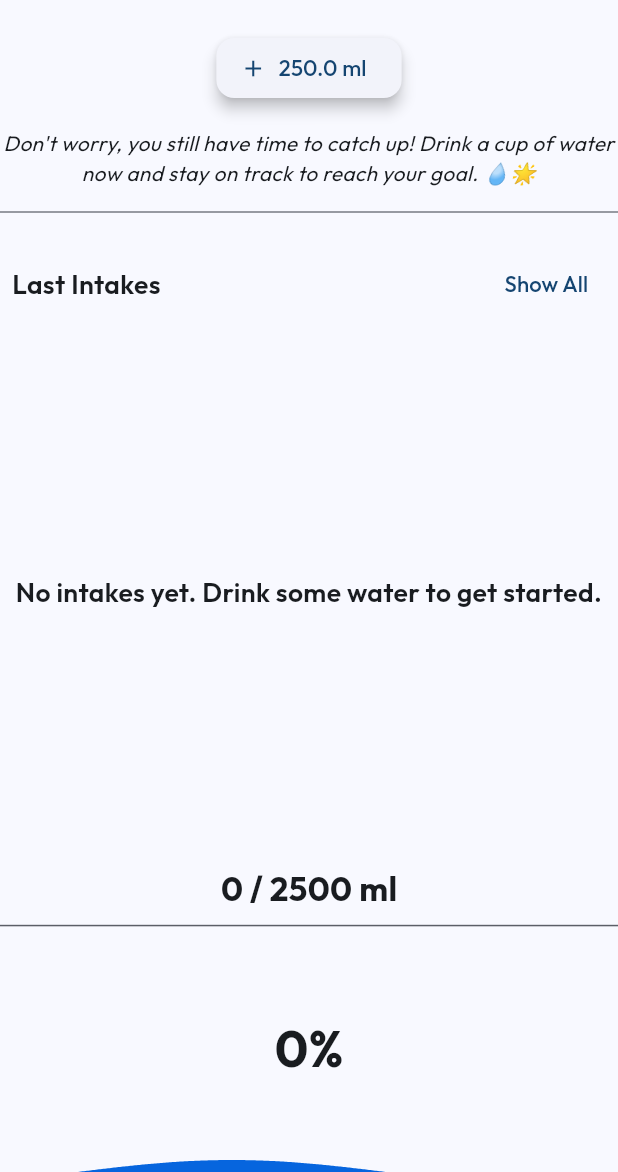
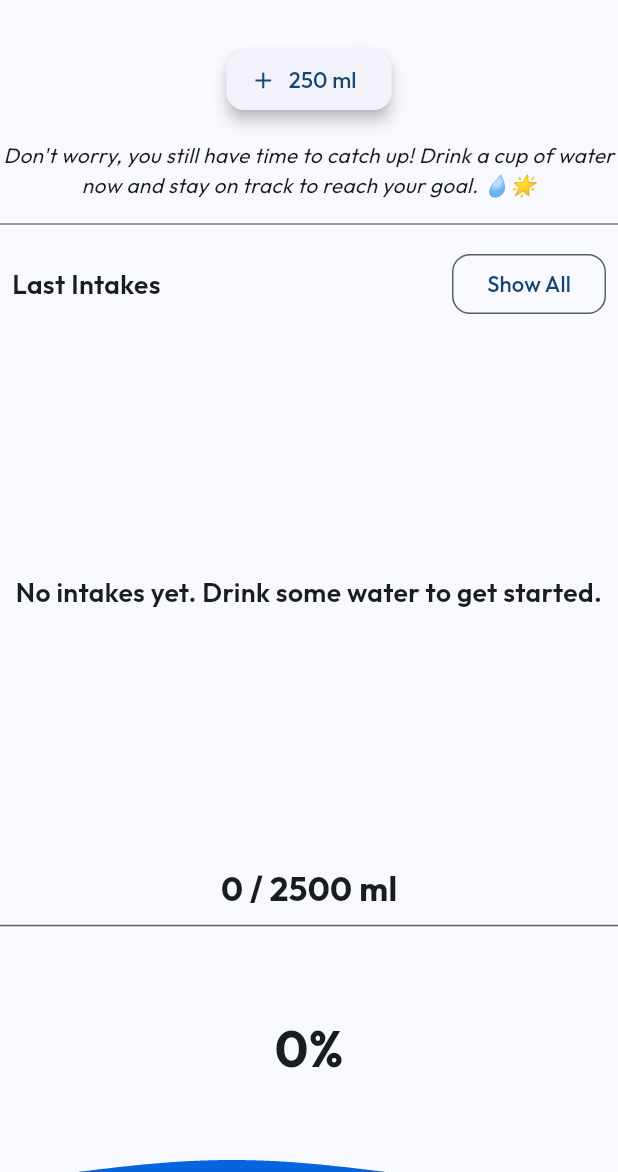
Before and after one commit to zp1ke/aquapact, a Flutter app: the screen it shows after launch, after a tap on "Save", after a tap on "let's Start!", on a phone screen of 412 x 824 dp, the part 64-1236 px from its top. Run offline on Flutter 3.47's test engine with Material 3 defaults, Android fonts, the phone set to English and light mode, and no system bars; our stand-ins replace equatable, flutter_local_notifications, flutter_timezone, get_it, google_fonts, logger and 3 more; missing offline and left inert: time_range_picker; generated files the repository leaves out were written again.

Commit message:
widgets & icons

```diff
--- a/lib/l10n/app_en.arb
+++ b/lib/l10n/app_en.arb
@@ -60,13 +60,10 @@
       }
     }
   },
-  "totalIntake": "Total Intake: {amount} {unit}",
+  "totalIntake": "Total Intake: {amount}",
   "@totalIntake": {
     "placeholders": {
       "amount": {
-        "type": "String"
-      },
-      "unit": {
         "type": "String"
       }
     }
--- a/lib/l10n/app_l10n.dart
+++ b/lib/l10n/app_l10n.dart
@@ -288,8 +288,8 @@ abstract class AppL10n {
   /// No description provided for @totalIntake.
   ///
   /// In en, this message translates to:
-  /// **'Total Intake: {amount} {unit}'**
-  String totalIntake(String amount, String unit);
+  /// **'Total Intake: {amount}'**
+  String totalIntake(String amount);
 
   /// No description provided for @wakeUpSleepTimes.
   ///
--- a/lib/l10n/app_l10n_en.dart
+++ b/lib/l10n/app_l10n_en.dart
@@ -121,8 +121,8 @@ class AppL10nEn extends AppL10n {
   }
 
   @override
-  String totalIntake(String amount, String unit) {
-    return 'Total Intake: $amount $unit';
+  String totalIntake(String amount) {
+    return 'Total Intake: $amount';
   }
 
   @override
--- a/lib/model/measure_unit.dart
+++ b/lib/model/measure_unit.dart
@@ -2,14 +2,24 @@ import 'package:json_annotation/json_annotation.dart';
 
 @JsonEnum(valueField: 'symbol')
 enum VolumeMeasureUnit {
-  ml(factor: 0.001, symbol: 'ml'),
-  l(factor: 1, symbol: 'l');
+  ml(factor: 1.0, symbol: 'ml', decimals: 0),
+  l(factor: .001, symbol: 'l', decimals: 2);
 
   final double factor;
   final String symbol;
+  final int decimals;
 
   const VolumeMeasureUnit({
     required this.factor,
     required this.symbol,
+    required this.decimals,
   });
+
+  String formatValue(double value, {bool withSymbol = true}) {
+    final valueStr = (value * factor).toStringAsFixed(decimals);
+    if (withSymbol) {
+      return '$valueStr $symbol';
+    }
+    return valueStr;
+  }
 }
--- a/lib/page/home.dart
+++ b/lib/page/home.dart
@@ -9,6 +9,7 @@ import '../service/intakes.dart';
 import '../service/mixin/target_settings_saver.dart';
 import '../service/notification.dart';
 import '../service/settings.dart';
+import '../ui/icon.dart';
 import '../ui/size.dart';
 import '../ui/widget/add_intake_button.dart';
 import '../ui/widget/intakes_list.dart';
@@ -103,10 +104,10 @@ class _HomePageState extends State<HomePage> with TargetSettingsSaver {
         child: Column(
           spacing: AppSize.spacingSmall,
           children: [
+            nextNotifications(),
             addIntakeButton(),
             tipText(),
             Divider(),
-            nextNotifications(),
             intakesToolbar(),
             lastIntakes(),
             dailyStatusText(),
@@ -119,7 +120,7 @@ class _HomePageState extends State<HomePage> with TargetSettingsSaver {
 
   Widget settingsButton() {
     return IconButton(
-      icon: const Icon(Icons.settings),
+      icon: AppIcon.settings,
       onPressed: !processing
           ? () async {
               await context.navigateTo(AppPage.targetSettings);
@@ -132,13 +133,7 @@ class _HomePageState extends State<HomePage> with TargetSettingsSaver {
   Widget reloadButton() {
     final isNotLoading = !loadingSettings && !loadingNotifications;
     return IconButton(
-      icon: isNotLoading
-          ? const Icon(Icons.refresh)
-          : const SizedBox(
-              width: AppSize.spacingXS,
-              height: AppSize.spacingXS,
-              child: CircularProgressIndicator.adaptive(),
-            ),
+      icon: isNotLoading ? AppIcon.refresh : AppIcon.loading,
       onPressed: (!processing && isNotLoading) ? loadData : null,
     );
   }
@@ -147,7 +142,7 @@ class _HomePageState extends State<HomePage> with TargetSettingsSaver {
     final isNotLoading =
         !processing && !loadingSettings && !loadingNotifications;
     return IconButton(
-      icon: const Icon(Icons.area_chart),
+      icon: AppIcon.stats,
       onPressed: isNotLoading ? () {} : null,
     );
   }
@@ -183,9 +178,9 @@ class _HomePageState extends State<HomePage> with TargetSettingsSaver {
   Widget nextNotifications() {
     if (notifications.isNotEmpty) {
       return Padding(
-        padding: EdgeInsets.only(right: AppSize.spacingSmall),
+        padding: EdgeInsets.symmetric(horizontal: AppSize.spacingSmall),
         child: Align(
-          alignment: Alignment.centerRight,
+          alignment: Alignment.topLeft,
           child: Text(
             AppL10n.of(context)
                 .nextNotificationAt(notifications.first.time.format(context)),
@@ -210,7 +205,7 @@ class _HomePageState extends State<HomePage> with TargetSettingsSaver {
               fontWeight: FontWeight.w600,
             ),
           ),
-          TextButton(
+          OutlinedButton(
             child: Text(AppL10n.of(context).showAll),
             onPressed: () async {
               await context.navigateTo(AppPage.intakes);
@@ -236,8 +231,11 @@ class _HomePageState extends State<HomePage> with TargetSettingsSaver {
   }
 
   Widget dailyStatusText() {
+    final intake = targetSettings.volumeMeasureUnit.formatValue(intakeValue, withSymbol: false);
+    final target = targetSettings.volumeMeasureUnit
+        .formatValue(targetSettings.dailyTarget);
     return Text(
-      '${intakeValue.toStringAsFixed(0)} / ${targetSettings.dailyTarget.toStringAsFixed(0)} ${targetSettings.volumeMeasureUnit.symbol}',
+      '$intake / $target',
       textScaler: TextScaler.linear(1.5),
       style: TextStyle(
         fontWeight: FontWeight.bold,
--- a/lib/page/intakes.dart
+++ b/lib/page/intakes.dart
@@ -6,6 +6,7 @@ import '../model/target_settings.dart';
 import '../service/intakes.dart';
 import '../service/mixin/target_settings_saver.dart';
 import '../service/settings.dart';
+import '../ui/icon.dart';
 import '../ui/size.dart';
 import '../ui/widget/add_intake_button.dart';
 import '../ui/widget/intakes_list.dart';
@@ -83,7 +84,7 @@ class _IntakesPageState extends State<IntakesPage> with TargetSettingsSaver {
 
   Widget reloadButton() {
     return IconButton(
-      icon: const Icon(Icons.refresh),
+      icon: AppIcon.refresh,
       onPressed: loadData,
     );
   }
@@ -92,8 +93,7 @@ class _IntakesPageState extends State<IntakesPage> with TargetSettingsSaver {
     return ListTile(
       title: Text(
         AppL10n.of(context).totalIntake(
-          intakeValue.toStringAsFixed(0),
-          targetSettings.volumeMeasureUnit.symbol,
+          targetSettings.volumeMeasureUnit.formatValue(intakeValue),
         ),
       ),
       subtitle: Text(
--- a/lib/page/start.dart
+++ b/lib/page/start.dart
@@ -7,6 +7,7 @@ import '../service/mixin/target_settings_saver.dart';
 import '../service/notification.dart';
 import '../service/settings.dart';
 import '../ui/form/target_settings.dart';
+import '../ui/icon.dart';
 import '../ui/size.dart';
 import '../ui/widget/ready_start.dart';
 import '../ui/widget/request_permission.dart';
@@ -59,7 +60,7 @@ class _StartPageState extends State<StartPage> with TargetSettingsSaver {
 
   Widget content(BuildContext context) {
     if (hasPermission == null) {
-      return CircularProgressIndicator.adaptive();
+      return AppIcon.loading;
     }
     if (hasPermission == false) {
       return Padding(
--- a/lib/page/target_settings.dart
+++ b/lib/page/target_settings.dart
@@ -7,6 +7,7 @@ import '../model/target_settings.dart';
 import '../service/mixin/target_settings_saver.dart';
 import '../service/settings.dart';
 import '../ui/form/target_settings.dart';
+import '../ui/icon.dart';
 
 class TargetSettingsPage extends StatefulWidget {
   const TargetSettingsPage({super.key});
@@ -46,9 +47,7 @@ class _TargetSettingsPageState extends State<TargetSettingsPage>
                 context.navigateBack();
               },
             )
-          : Center(
-              child: CircularProgressIndicator.adaptive(),
-            ),
+          : Center(child: AppIcon.loading),
     );
   }
 
--- a/lib/ui/form/target_settings.dart
+++ b/lib/ui/form/target_settings.dart
@@ -5,6 +5,7 @@ import '../../l10n/app_l10n.dart';
 import '../../model/target_settings.dart';
 import '../../util/number.dart';
 import '../color.dart';
+import '../icon.dart';
 import '../size.dart';
 import '../widget/slider.dart';
 
@@ -65,12 +66,13 @@ class _TargetSettingsFormState extends State<TargetSettingsForm> {
   }
 
   Widget dailyTargetCard() {
+    final measureUnit = targetSettings.volumeMeasureUnit;
     final theme = Theme.of(context);
     return Column(
       spacing: AppSize.spacingLarge,
       children: [
         Text(
-          '${AppL10n.of(context).dailyWaterIntake} (${targetSettings.volumeMeasureUnit.symbol})',
+          '${AppL10n.of(context).dailyWaterIntake} (${measureUnit.symbol})',
           style: TextTheme.of(context).bodyLarge?.copyWith(
                 fontWeight: FontWeight.bold,
               ),
@@ -84,6 +86,8 @@ class _TargetSettingsFormState extends State<TargetSettingsForm> {
           fromColor: Colors.blue,
           toColor: theme.colorScheme.water,
           textColor: Colors.white,
+          valueFormatter: (value) =>
+              measureUnit.formatValue(value, withSymbol: false),
           onChanged: (value) {
             setState(() {
               targetSettings = targetSettings.copyWith(
@@ -170,6 +174,7 @@ class _TargetSettingsFormState extends State<TargetSettingsForm> {
           max: 4.0,
           enabled: !widget.saving,
           interval: 1.0,
+          valueFormatter: (value) => value.toInt().toString(),
           onChanged: (value) {
             setState(() {
               targetSettings = targetSettings.copyWith(
@@ -200,27 +205,16 @@ class _TargetSettingsFormState extends State<TargetSettingsForm> {
   }
 
   Widget saveButton() {
-    return OutlinedButton(
+    return OutlinedButton.icon(
       onPressed: !widget.saving
           ? () {
               widget.onSave(targetSettings);
             }
           : null,
-      child: Row(
-        mainAxisSize: MainAxisSize.min,
-        spacing: AppSize.spacingMedium,
-        children: [
-          if (widget.saving)
-            SizedBox(
-              width: AppSize.spacingXM,
-              height: AppSize.spacingXM,
-              child: CircularProgressIndicator.adaptive(),
-            ),
-          Text(widget.saving
-              ? AppL10n.of(context).saving
-              : AppL10n.of(context).save),
-        ],
-      ),
+      icon: widget.saving ? AppIcon.loading : null,
+      label: Text(widget.saving
+          ? AppL10n.of(context).saving
+          : AppL10n.of(context).save),
     );
   }
 }
--- /dev/null
+++ b/lib/ui/icon.dart
@@ -0,0 +1,27 @@
+import 'package:flutter/material.dart';
+
+import 'color.dart';
+import 'size.dart';
+
+abstract class AppIcon {
+  static const add = Icon(Icons.add);
+
+  static const loading = SizedBox(
+    width: AppSize.spacingXM,
+    height: AppSize.spacingXM,
+    child: CircularProgressIndicator.adaptive(),
+  );
+
+  static const refresh = Icon(Icons.refresh);
+
+  static const settings = Icon(Icons.settings);
+
+  static const stats = Icon(Icons.area_chart);
+
+  static Icon waterGlass(BuildContext context) {
+    return Icon(
+      Icons.local_drink,
+      color: Theme.of(context).colorScheme.water,
+    );
+  }
+}
--- a/lib/ui/widget/add_intake_button.dart
+++ b/lib/ui/widget/add_intake_button.dart
@@ -3,6 +3,7 @@ import 'package:flutter/material.dart';
 import '../../app/di.dart';
 import '../../model/target_settings.dart';
 import '../../service/intakes.dart';
+import '../icon.dart';
 import '../size.dart';
 import 'popup_button.dart';
 
@@ -28,16 +29,16 @@ class AddIntakeButton extends StatelessWidget {
         enabled: enabled,
         value: targetSettings.defaultIntakeValue,
         values: targetSettings.intakeValues,
-        icon: const Icon(Icons.add),
+        icon: AppIcon.add,
         onSelected: addIntake,
         itemBuilder: intakeWidget,
       ),
     );
   }
 
-  Widget intakeWidget(double value, bool isButton) {
+  Widget intakeWidget(BuildContext context, double value, bool isButton) {
     final text = Text(
-      '$value ${targetSettings.volumeMeasureUnit.symbol}',
+      targetSettings.volumeMeasureUnit.formatValue(value),
       style: TextStyle(
         fontWeight: FontWeight.w500,
       ),
@@ -49,7 +50,7 @@ class AddIntakeButton extends StatelessWidget {
       mainAxisSize: MainAxisSize.min,
       spacing: AppSize.spacingSmall,
       children: [
-        Icon(Icons.local_drink),
+        AppIcon.waterGlass(context),
         text,
       ],
     );
--- a/lib/ui/widget/intakes_list.dart
+++ b/lib/ui/widget/intakes_list.dart
@@ -5,6 +5,7 @@ import '../../l10n/app_l10n.dart';
 import '../../model/intake.dart';
 import '../../service/intakes.dart';
 import '../../util/date_time.dart';
+import '../icon.dart';
 
 class IntakesController {
   final _listeners = <_IntakesListener>[];
@@ -67,7 +68,7 @@ class _IntakesListWidgetState extends State<IntakesListWidget>
   @override
   Widget build(BuildContext context) {
     if (loading && intakes.isEmpty) {
-      return const Center(child: CircularProgressIndicator.adaptive());
+      return Center(child: AppIcon.loading);
     }
     if (intakes.isEmpty) {
       return Center(
@@ -88,9 +89,8 @@ class _IntakesListWidgetState extends State<IntakesListWidget>
         final intake = intakes[index];
         return ListTile(
           dense: widget.dense,
-          leading: Icon(Icons.local_drink),
-          title: Text(
-              '${intake.amount.toStringAsFixed(0)} ${intake.measureUnit.symbol}'),
+          leading: AppIcon.waterGlass(context),
+          title: Text(intake.measureUnit.formatValue(intake.amount)),
           subtitle: Text(intake.dateTime.format(context)),
         );
       },
--- a/lib/ui/widget/popup_button.dart
+++ b/lib/ui/widget/popup_button.dart
@@ -7,7 +7,7 @@ class PopupButton<T> extends StatefulWidget {
   final Widget? icon;
   final T value;
   final List<T> values;
-  final Widget Function(T, bool) itemBuilder;
+  final Widget Function(BuildContext, T, bool) itemBuilder;
   final Function(T) onSelected;
 
   const PopupButton({
@@ -42,7 +42,7 @@ class _PopupButtonState<T> extends State<PopupButton<T>> {
                 widget.onSelected(widget.value);
               }
             : null,
-        label: widget.itemBuilder(widget.value, true),
+        label: widget.itemBuilder(context, widget.value, true),
         icon: widget.icon,
       ),
     );
@@ -59,7 +59,7 @@ class _PopupButtonState<T> extends State<PopupButton<T>> {
       items: widget.values.map((value) {
         return PopupMenuItem<T>(
           value: value,
-          child: widget.itemBuilder(value, false),
+          child: widget.itemBuilder(context, value, false),
         );
       }).toList(),
     );
--- a/lib/ui/widget/slider.dart
+++ b/lib/ui/widget/slider.dart
@@ -1,6 +1,8 @@
 import 'package:flutter/material.dart';
 
 import '../size.dart';
+
+typedef ValueFormatter = String Function(double value);
 
 class SliderWidget extends StatelessWidget {
   final double min;
@@ -13,6 +15,7 @@ class SliderWidget extends StatelessWidget {
   final Color? toColor;
   final Color? textColor;
   final Function(double) onChanged;
+  final ValueFormatter valueFormatter;
 
   const SliderWidget({
     super.key,
@@ -26,6 +29,7 @@ class SliderWidget extends StatelessWidget {
     this.fromColor,
     this.toColor,
     this.textColor,
+    required this.valueFormatter,
   });
 
   @override
@@ -60,7 +64,7 @@ class SliderWidget extends StatelessWidget {
           spacing: AppSize.spacingXS / 2,
           children: <Widget>[
             Text(
-              min.toStringAsFixed(0),
+              valueFormatter(min),
               textAlign: TextAlign.center,
               style: TextStyle(
                 fontSize: height * paddingFactor * 1.2,
@@ -82,6 +86,7 @@ class SliderWidget extends StatelessWidget {
                       max: max,
                       color: theme.colorScheme.surface,
                       textColor: theme.colorScheme.onSurface,
+                      valueFormatter: valueFormatter,
                     ),
                   ),
                   child: Slider(
@@ -94,7 +99,7 @@ class SliderWidget extends StatelessWidget {
               ),
             ),
             Text(
-              max.toStringAsFixed(0),
+              valueFormatter(max),
               textAlign: TextAlign.center,
               style: TextStyle(
                 fontSize: height * paddingFactor * 1.2,
@@ -115,6 +120,7 @@ class _SliderThumbCircle extends SliderComponentShape {
   final double max;
   final Color color;
   final Color textColor;
+  final ValueFormatter valueFormatter;
 
   const _SliderThumbCircle({
     required this.thumbRadius,
@@ -122,6 +128,7 @@ class _SliderThumbCircle extends SliderComponentShape {
     required this.max,
     required this.color,
     required this.textColor,
+    required this.valueFormatter,
   });
 
   @override
@@ -172,6 +179,6 @@ class _SliderThumbCircle extends SliderComponentShape {
   }
 
   String getValue(double value) {
-    return (min + (max - min) * value).round().toString();
+    return valueFormatter(min + (max - min) * value);
   }
 }
```
